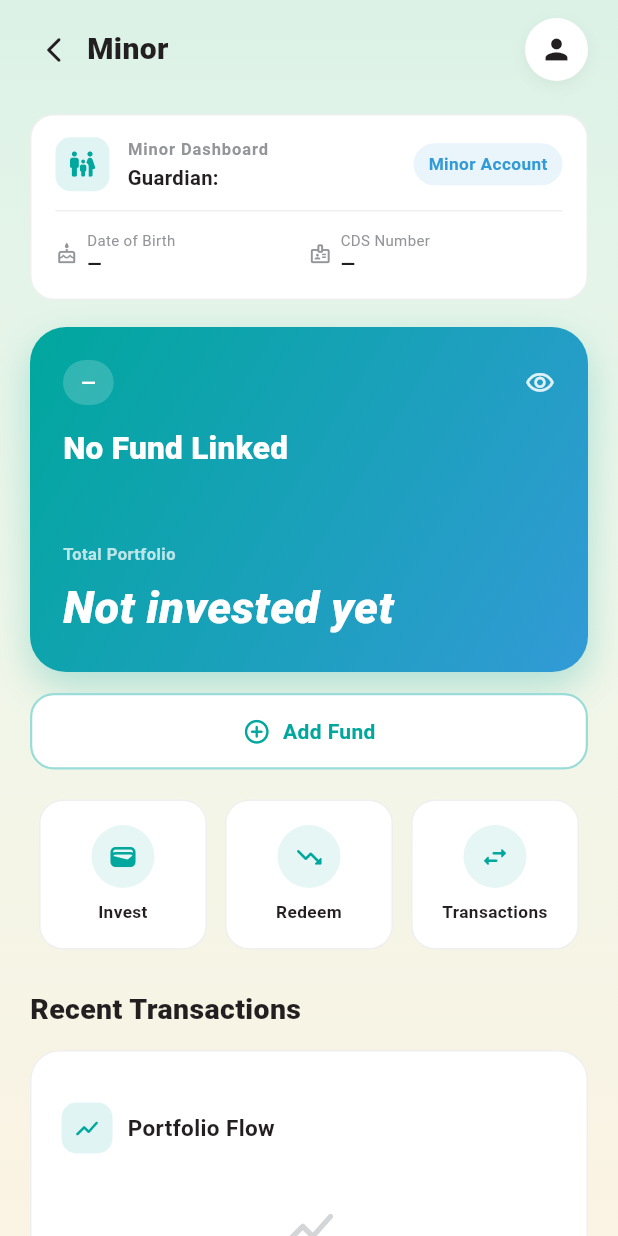
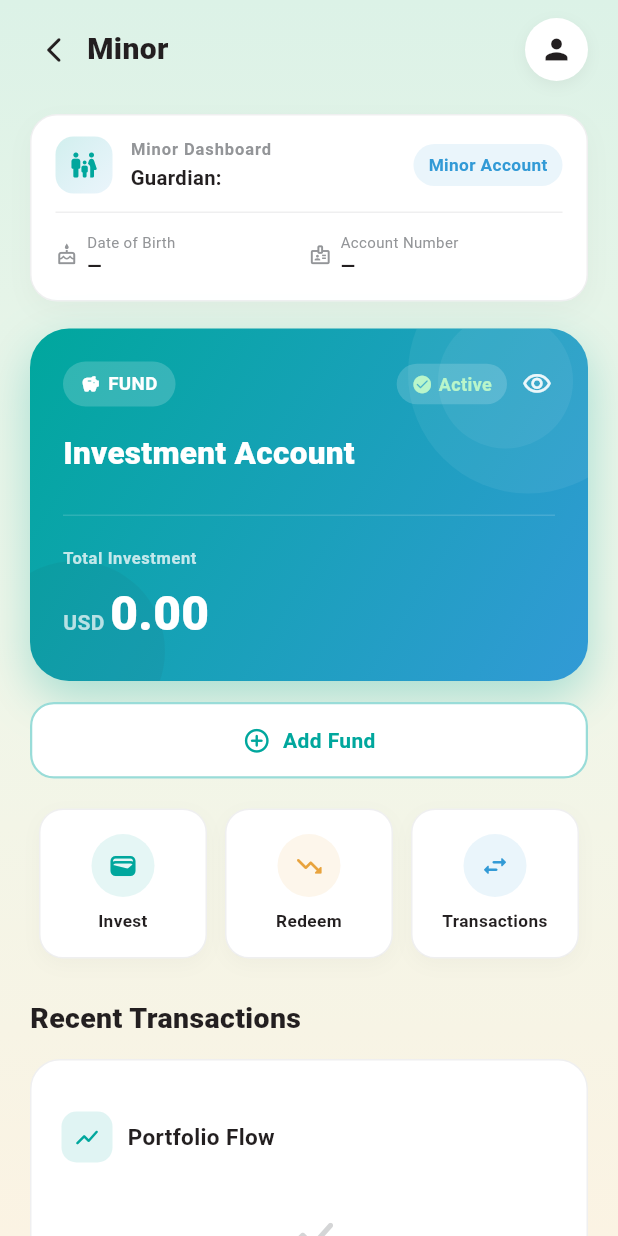
Before and after one commit to Faison2/fund_managment, a Flutter app: the MinorDashboardScreen screen opened directly with empty values, on a phone screen of 412 x 824 dp. Run offline on Flutter 3.47's test engine with Material 3 defaults, Android fonts, the phone set to English and light mode, and no system bars; our stand-ins replace equatable, file_picker, firebase_core, firebase_messaging, fl_chart, flutter_bloc and 7 more; accounts and stored records are empty.

Commit message:
added minor account

```diff
--- a/lib/features/dashboard/drawer.dart
+++ b/lib/features/dashboard/drawer.dart
@@ -4,7 +4,6 @@ import 'package:provider/provider.dart';
 import 'package:shared_preferences/shared_preferences.dart';
 import 'package:tsl/constants/secure_storage.dart';
 import 'package:tsl/features/trade/auth/account_creation.dart';
-import 'package:tsl/features/trade/comingsoon.dart';
 import 'package:url_launcher/url_launcher.dart';
 import 'package:tsl/features/settings/settings.dart';
 import 'package:tsl/features/statement/client_statement.dart';
@@ -14,8 +13,7 @@ import '../auth/login/view/login.dart';
 import '../contact_us/contact.dart';
 import '../minor_accont/minor_dashboard.dart';
 import '../payments/view/payment.dart';
-import '../trade/dashboard/trade_dashboard.dart';
-import '../trade/landing/dselanding.dart';
+
 
 // ── TSL Brand colours ──────────────────────────────────────────────────────────
 class _TSL {
--- a/lib/features/minor_accont/minor_dashboard.dart
+++ b/lib/features/minor_accont/minor_dashboard.dart
@@ -5,6 +5,7 @@ import 'package:http/http.dart' as http;
 import 'package:http/io_client.dart';
 import 'package:provider/provider.dart';
 import 'package:tsl/constants/constants.dart';
+import 'package:tsl/constants/secure_storage.dart';
 
 import '../../provider/locale_provider.dart';
 import '../../provider/theme_provider.dart';
@@ -17,11 +18,14 @@ import 'minor_profile.dart';
 
 // ── TSL Brand colours ──────────────────────────────────────────────────────
 class _TSL {
-  static const Color blue  = Color(0xFF329AD6);
-  static const Color teal  = Color(0xFF00A79D);
-  static const Color grey  = Color(0xFF939598);
-  static const Color white = Color(0xFFFFFFFF);
-  static const Color black = Color(0xFF231F20);
+  static const Color blue    = Color(0xFF329AD6);
+  static const Color teal    = Color(0xFF00A79D);
+  static const Color grey    = Color(0xFF939598);
+  static const Color white   = Color(0xFFFFFFFF);
+  static const Color black   = Color(0xFF231F20);
+  static const Color amber   = Color(0xFFE8A33D);
+  static const Color danger  = Color(0xFFEF4444);
+  static const Color mint    = Color(0xFFB9F6CA);
 }
 
 // ════════════════════════════════════════════════════════════════════════
@@ -138,7 +142,7 @@ class MinorFundSummary {
   final String fundName;      // e.g. "IMARA FUND"
   final String fundType;      // e.g. "LIQUID FUND"
   final bool active;
-  final double? totalPortfolio; // null => "Not invested yet"
+  final double? totalPortfolio; // null => treated as 0.00
 
   const MinorFundSummary({
     required this.fundCode,
@@ -173,12 +177,25 @@ class MinorAccountsRepository {
     required String cdsNumber,
   }) async {
     try {
+      // Pull the logged-in guardian's CDS number from secure storage —
+      // same key ('cdsNumber') that LoginRepository writes on login.
+      // The `cdsNumber` param is kept only as a fallback in case storage
+      // hasn't been populated yet.
+      final storedCds = await SecureStorage.read('cdsNumber');
+      final resolvedCds =
+      (storedCds != null && storedCds.isNotEmpty) ? storedCds : cdsNumber;
+
+      if (resolvedCds.isEmpty) {
+        return {
+          'success': false,
+          'message': 'Could not find your Account number. Please log in again.',
+        };
+      }
+
       final requestBody = {
         'APIUsername': apiUsername,
         'APIPassword': apiPassword,
-        // TODO: hardcoded for testing against UAT — swap back to `cdsNumber`
-        // (the real, logged-in guardian's CDS number) before release.
-        'cdsNumber': 'FC00000000956',
+        'cdsNumber': resolvedCds,
       };
 
       final ioClient = HttpClient()
@@ -384,7 +401,7 @@ class SelectMinorAccountScreen extends StatelessWidget {
                       const SizedBox(height: 3),
                       Text(
                         '${sw ? "Tarehe ya kuzaliwa" : "DOB"}: '
-                            '${minor.formattedDob}  •  CDS: ${minor.cdsNumber}',
+                            '${minor.formattedDob}  •  Account: ${minor.cdsNumber}',
                         maxLines: 1,
                         overflow: TextOverflow.ellipsis,
                         style: TextStyle(fontSize: 12, color: txtSec),
@@ -436,6 +453,10 @@ class _MinorDashboardScreenState extends State<MinorDashboardScreen> {
   Color get _cardBg      => _dark ? const Color(0xFF1B2321) : _TSL.white;
 
   String _fmt(double v) => v.toStringAsFixed(2);
+
+  /// Currently returns 0.00 by default until a real fund/portfolio balance
+  /// endpoint exists for minor accounts — always shown as "Total Investment".
+  double get _totalInvestment => widget.fund?.totalPortfolio ?? 0.0;
 
   @override
   Widget build(BuildContext context) {
@@ -550,12 +571,19 @@ class _MinorDashboardScreenState extends State<MinorDashboardScreen> {
       padding: const EdgeInsets.symmetric(horizontal: 16, vertical: 14),
       decoration: BoxDecoration(
         color: _cardBg,
-        borderRadius: BorderRadius.circular(16),
+        borderRadius: BorderRadius.circular(18),
         border: Border.all(
           color: _dark
               ? _TSL.white.withOpacity(0.08)
               : _TSL.grey.withOpacity(0.15),
         ),
+        boxShadow: [
+          BoxShadow(
+            color: _TSL.black.withOpacity(_dark ? 0 : 0.035),
+            blurRadius: 14,
+            offset: const Offset(0, 6),
+          ),
+        ],
       ),
       child: Column(
         crossAxisAlignment: CrossAxisAlignment.start,
@@ -563,11 +591,15 @@ class _MinorDashboardScreenState extends State<MinorDashboardScreen> {
           Row(
             children: [
               Container(
-                width: 36,
-                height: 36,
+                width: 38,
+                height: 38,
                 decoration: BoxDecoration(
-                  color: _TSL.teal.withOpacity(0.12),
-                  borderRadius: BorderRadius.circular(10),
+                  gradient: LinearGradient(
+                    colors: [_TSL.teal.withOpacity(0.18), _TSL.blue.withOpacity(0.10)],
+                    begin: Alignment.topLeft,
+                    end: Alignment.bottomRight,
+                  ),
+                  borderRadius: BorderRadius.circular(12),
                 ),
                 child: Icon(Icons.family_restroom_rounded,
                     color: _TSL.teal, size: 20),
@@ -642,7 +674,7 @@ class _MinorDashboardScreenState extends State<MinorDashboardScreen> {
               Expanded(
                 child: _detailChip(
                   icon: Icons.badge_outlined,
-                  label: 'CDS ${_sw ? "Namba" : "Number"}',
+                  label: 'Account ${_sw ? "Namba" : "Number"}',
                   value: m.cdsNumber,
                 ),
               ),
@@ -688,28 +720,77 @@ class _MinorDashboardScreenState extends State<MinorDashboardScreen> {
   }
 
   // ── Fund summary card ──────────────────────────────────────────────────
-  // Single "Total Portfolio" figure — no Subscribe action, since minor
-  // accounts only support Invest / Redeem / Transactions.
+  // Always shows "Total Investment" (defaults to 0.00 until a real balance
+  // endpoint exists for minor accounts). Layered decorative background for
+  // a more premium, fintech-app feel.
   Widget _buildFundCard() {
     final f = widget.fund;
+    final fundName = (f?.fundName.isNotEmpty ?? false)
+        ? f!.fundName
+        : (_sw ? 'Akaunti ya Uwekezaji' : 'Investment Account');
+    final fundType = f?.fundType ?? '';
+
     return Container(
       width: double.infinity,
-      padding: const EdgeInsets.fromLTRB(22, 22, 22, 22),
       decoration: BoxDecoration(
         gradient: const LinearGradient(
           begin: Alignment.topLeft,
           end: Alignment.bottomRight,
           colors: [_TSL.teal, _TSL.blue],
         ),
-        borderRadius: BorderRadius.circular(24),
+        borderRadius: BorderRadius.circular(26),
         boxShadow: [
           BoxShadow(
-            color: _TSL.teal.withOpacity(0.28),
-            blurRadius: 22,
-            offset: const Offset(0, 10),
+            color: _TSL.teal.withOpacity(0.30),
+            blurRadius: 26,
+            offset: const Offset(0, 12),
           ),
         ],
       ),
+      child: ClipRRect(
+        borderRadius: BorderRadius.circular(26),
+        child: Stack(
+          children: [
+            // ── decorative layered circles ──
+            Positioned(
+              right: -40,
+              top: -50,
+              child: Container(
+                width: 160,
+                height: 160,
+                decoration: BoxDecoration(
+                  shape: BoxShape.circle,
+                  color: _TSL.white.withOpacity(0.06),
+                ),
+              ),
+            ),
+            Positioned(
+              right: 10,
+              top: -10,
+              child: Container(
+                width: 90,
+                height: 90,
+                decoration: BoxDecoration(
+                  shape: BoxShape.circle,
+                  color: _TSL.white.withOpacity(0.06),
+                ),
+              ),
+            ),
+            Positioned(
+              left: -30,
+              bottom: -40,
+              child: Container(
+                width: 120,
+                height: 120,
+                decoration: BoxDecoration(
+                  shape: BoxShape.circle,
+                  color: _TSL.black.withOpacity(0.05),
+                ),
+              ),
+            ),
+            // ── content ──
+            Padding(
+              padding: const EdgeInsets.fromLTRB(22, 22, 22, 22),
               child: Column(
                 crossAxisAlignment: CrossAxisAlignment.start,
                 children: [
@@ -722,17 +803,24 @@ class _MinorDashboardScreenState extends State<MinorDashboardScreen> {
                           color: _TSL.white.withOpacity(0.18),
                           borderRadius: BorderRadius.circular(20),
                         ),
-                child: Text(
-                  f?.fundCode ?? '—',
-                  style: TextStyle(
+                        child: Row(
+                          mainAxisSize: MainAxisSize.min,
+                          children: [
+                            const Icon(Icons.savings_rounded,
+                                color: _TSL.white, size: 13),
+                            const SizedBox(width: 5),
+                            Text(
+                              f?.fundCode ?? (_sw ? 'MFUKO' : 'FUND'),
+                              style: const TextStyle(
                                 color: _TSL.white,
                                 fontWeight: FontWeight.w700,
                                 fontSize: 12.5,
                               ),
                             ),
+                          ],
+                        ),
                       ),
                       const Spacer(),
-              if (f?.active ?? false)
                       Container(
                         padding: const EdgeInsets.symmetric(
                             horizontal: 10, vertical: 5),
@@ -743,13 +831,20 @@ class _MinorDashboardScreenState extends State<MinorDashboardScreen> {
                         child: Row(
                           mainAxisSize: MainAxisSize.min,
                           children: [
-                      const Icon(Icons.check_circle_rounded,
-                          color: Color(0xFFB9F6CA), size: 14),
+                            Icon(
+                              (f?.active ?? true)
+                                  ? Icons.check_circle_rounded
+                                  : Icons.pause_circle_outline_rounded,
+                              color: _TSL.mint,
+                              size: 14,
+                            ),
                             const SizedBox(width: 4),
                             Text(
-                        _sw ? 'Hai' : 'Active',
+                              (f?.active ?? true)
+                                  ? (_sw ? 'Hai' : 'Active')
+                                  : (_sw ? 'Imesitishwa' : 'Paused'),
                               style: const TextStyle(
-                          color: Color(0xFFB9F6CA),
+                                color: _TSL.mint,
                                 fontWeight: FontWeight.w700,
                                 fontSize: 12,
                               ),
@@ -759,31 +854,38 @@ class _MinorDashboardScreenState extends State<MinorDashboardScreen> {
                       ),
                       const SizedBox(width: 8),
                       InkWell(
-                onTap: () => setState(() => _balanceHidden = !_balanceHidden),
+                        onTap: () =>
+                            setState(() => _balanceHidden = !_balanceHidden),
                         borderRadius: BorderRadius.circular(20),
+                        child: Padding(
+                          padding: const EdgeInsets.all(2.0),
                           child: Icon(
                             _balanceHidden
                                 ? Icons.visibility_off_outlined
                                 : Icons.visibility_outlined,
-                  color: _TSL.white.withOpacity(0.85),
+                            color: _TSL.white.withOpacity(0.9),
                             size: 20,
+                          ),
                         ),
                       ),
                     ],
                   ),
-          const SizedBox(height: 14),
+                  const SizedBox(height: 16),
                   Text(
-            f?.fundName ?? (_sw ? 'Hakuna Mfuko' : 'No Fund Linked'),
-            style: TextStyle(
+                    fundName,
+                    maxLines: 1,
+                    overflow: TextOverflow.ellipsis,
+                    style: const TextStyle(
                       color: _TSL.white,
                       fontSize: 21,
                       fontWeight: FontWeight.w800,
                       letterSpacing: 0.2,
                     ),
                   ),
+                  if (fundType.isNotEmpty) ...[
                     const SizedBox(height: 2),
                     Text(
-            f?.fundType ?? '',
+                      fundType,
                       style: TextStyle(
                         color: _TSL.white.withOpacity(0.75),
                         fontSize: 12.5,
@@ -791,33 +893,55 @@ class _MinorDashboardScreenState extends State<MinorDashboardScreen> {
                         letterSpacing: 0.5,
                       ),
                     ),
-          const SizedBox(height: 28),
+                  ],
+                  const SizedBox(height: 26),
+                  Container(
+                    height: 1,
+                    color: _TSL.white.withOpacity(0.14),
+                  ),
+                  const SizedBox(height: 20),
                   Text(
-            _sw ? 'Jumla ya Mfuko' : 'Total Portfolio',
+                    _sw ? 'Jumla ya Uwekezaji' : 'Total Investment',
                     style: TextStyle(
-              color: _TSL.white.withOpacity(0.72),
+                      color: _TSL.white.withOpacity(0.75),
                       fontSize: 11,
                       fontWeight: FontWeight.w600,
-              letterSpacing: 0.3,
+                      letterSpacing: 0.4,
                     ),
                   ),
                   const SizedBox(height: 6),
+                  Row(
+                    crossAxisAlignment: CrossAxisAlignment.baseline,
+                    textBaseline: TextBaseline.alphabetic,
+                    children: [
                       Text(
-            _balanceHidden
-                ? '••••••'
-                : (f?.totalPortfolio == null
-                ? (_sw ? 'Bado hujawekeza' : 'Not invested yet')
-                : _fmt(f!.totalPortfolio!)),
+                        'USD ',
                         style: TextStyle(
+                          color: _TSL.white.withOpacity(0.7),
+                          fontSize: 14,
+                          fontWeight: FontWeight.w700,
+                        ),
+                      ),
+                      AnimatedSwitcher(
+                        duration: const Duration(milliseconds: 200),
+                        child: Text(
+                          _balanceHidden ? '••••••' : _fmt(_totalInvestment),
+                          key: ValueKey(_balanceHidden),
+                          style: const TextStyle(
                             color: _TSL.white,
-              fontSize: 30,
+                            fontSize: 32,
                             fontWeight: FontWeight.w800,
-              fontStyle: f?.totalPortfolio == null
-                  ? FontStyle.italic
-                  : FontStyle.normal,
+                            letterSpacing: 0.2,
+                          ),
                         ),
                       ),
                     ],
+                  ),
+                ],
+              ),
+            ),
+          ],
+        ),
       ),
     );
   }
@@ -871,12 +995,14 @@ class _MinorDashboardScreenState extends State<MinorDashboardScreen> {
   }
 
   // ── Quick actions grid ─────────────────────────────────────────────────
-  // Minor accounts only support Invest / Redeem / Transactions.
+  // Minor accounts only support Invest / Redeem / Transactions. Each action
+  // now carries its own accent colour for quicker visual scanning.
   Widget _buildQuickActions() {
     final items = [
       (
       Icons.wallet_outlined,
       _sw ? 'Wekeza' : 'Invest',
+      _TSL.teal,
           () {
         Navigator.push(
           context,
@@ -892,6 +1018,7 @@ class _MinorDashboardScreenState extends State<MinorDashboardScreen> {
       (
       Icons.trending_down_rounded,
       _sw ? 'Toa' : 'Redeem',
+      _TSL.amber,
           () {
         Navigator.push(
           context,
@@ -907,6 +1034,7 @@ class _MinorDashboardScreenState extends State<MinorDashboardScreen> {
       (
       Icons.swap_horiz_rounded,
       _sw ? 'Miamala' : 'Transactions',
+      _TSL.blue,
           () {
         Navigator.push(
           context,
@@ -925,14 +1053,15 @@ class _MinorDashboardScreenState extends State<MinorDashboardScreen> {
           .map((it) => Expanded(
         child: Padding(
           padding: const EdgeInsets.symmetric(horizontal: 6),
-          child: _quickActionTile(it.$1, it.$2, it.$3),
+          child: _quickActionTile(it.$1, it.$2, it.$3, it.$4),
         ),
       ))
           .toList(),
     );
   }
 
-  Widget _quickActionTile(IconData icon, String label, VoidCallback onTap) {
+  Widget _quickActionTile(
+      IconData icon, String label, Color accent, VoidCallback onTap) {
     return Material(
       color: Colors.transparent,
       child: InkWell(
@@ -948,6 +1077,13 @@ class _MinorDashboardScreenState extends State<MinorDashboardScreen> {
                   ? _TSL.white.withOpacity(0.07)
                   : _TSL.grey.withOpacity(0.15),
             ),
+            boxShadow: [
+              BoxShadow(
+                color: _TSL.black.withOpacity(_dark ? 0 : 0.03),
+                blurRadius: 10,
+                offset: const Offset(0, 4),
+              ),
+            ],
           ),
           child: Column(
             children: [
@@ -955,10 +1091,10 @@ class _MinorDashboardScreenState extends State<MinorDashboardScreen> {
                 width: 42,
                 height: 42,
                 decoration: BoxDecoration(
-                  color: _TSL.teal.withOpacity(_dark ? 0.16 : 0.10),
+                  color: accent.withOpacity(_dark ? 0.18 : 0.10),
                   shape: BoxShape.circle,
                 ),
-                child: Icon(icon, color: _TSL.teal, size: 20),
+                child: Icon(icon, color: accent, size: 20),
               ),
               const SizedBox(height: 8),
               Text(
@@ -1085,7 +1221,7 @@ class _MinorDashboardScreenState extends State<MinorDashboardScreen> {
   }
 
   Widget _transactionTile(MinorTransaction t) {
-    final color = t.isCredit ? _TSL.teal : const Color(0xFFEF4444);
+    final color = t.isCredit ? _TSL.teal : _TSL.danger;
     return Container(
       margin: const EdgeInsets.only(bottom: 10),
       padding: const EdgeInsets.all(14),
--- a/lib/features/minor_accont/minor_profile.dart
+++ b/lib/features/minor_accont/minor_profile.dart
@@ -163,7 +163,7 @@ class MinorProfileScreen extends StatelessWidget {
               icon: Icons.fingerprint_rounded,
               txtSec: txtSec,
               rows: [
-                _row('CDS ${sw ? "Namba" : "Number"}', minor.cdsNumber,
+                _row('Account ${sw ? "Namba" : "Number"}', minor.cdsNumber,
                     txtPrim, txtSec),
                 _row(sw ? 'Msimbo wa Wakala' : 'Broker Code',
                     minor.brokerCode, txtPrim, txtSec),
```
Lines whose indentation alone changed are shown as unchanged.
